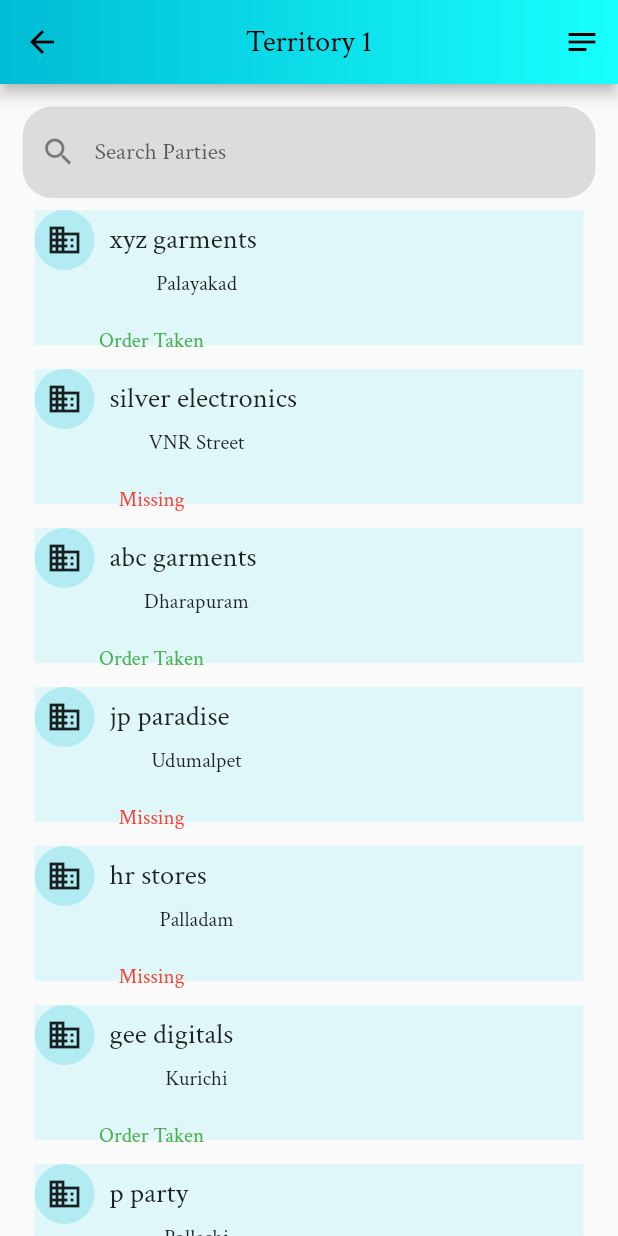
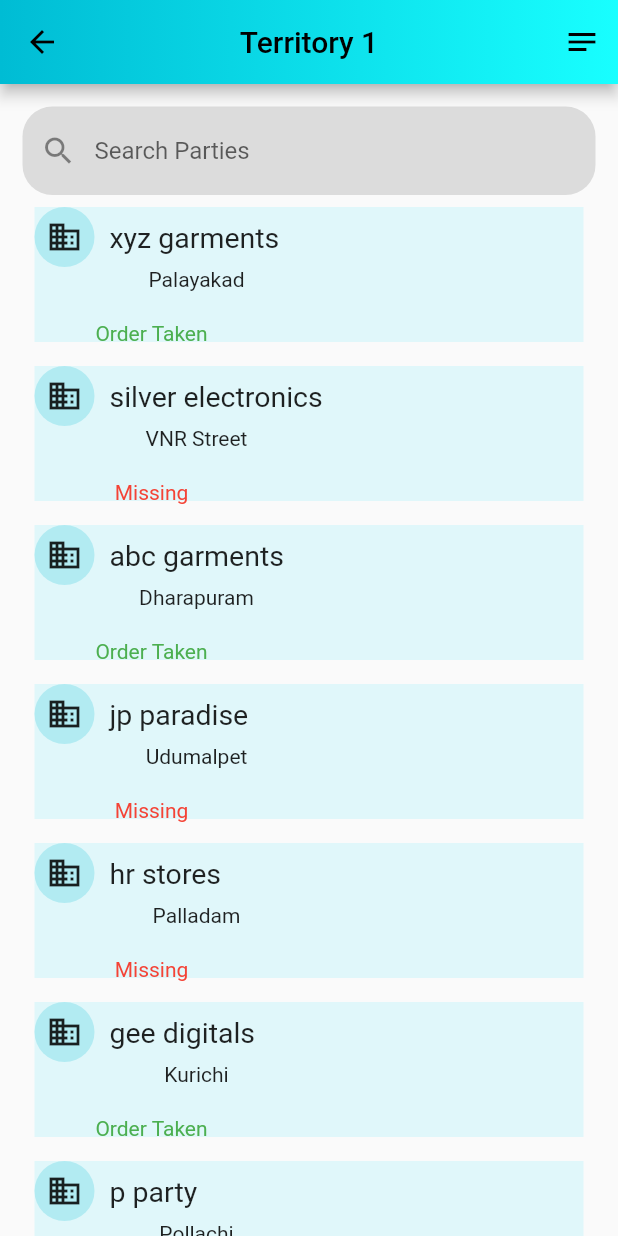
Before and after one commit to Srijenanithish/flutter_salesman, a Flutter app: the HomePage screen opened by its route, after a tap on "Territory 1", on a phone screen of 412 x 824 dp. Run offline on Flutter 3.47's test engine with Material 2 defaults, Android fonts, the phone set to English and light mode, and no system bars; our stand-ins replace flashy_tab_bar, form_field_validator, geocoding, geolocator, percent_indicator, shared_preferences and 1 more; missing offline and left inert: swipebuttonflutter; accounts and stored records are empty; network calls fail.

Commit message:
removed unwanted files

```diff
--- a/lib/main.dart
+++ b/lib/main.dart
@@ -15,7 +15,6 @@ import 'package:flutter_salesman/pages/Territory1.dart';
 import 'package:flutter_salesman/pages/Territory2.dart';
 import 'package:flutter_salesman/pages/itemdetails.dart';
 import 'package:flutter_salesman/utils/constants.dart';
-import 'package:google_fonts/google_fonts.dart';
 import 'package:shared_preferences/shared_preferences.dart';
 import 'package:splashscreen/splashscreen.dart';
 import 'pages/LoginForm.dart';
@@ -51,9 +50,6 @@ class MyApp extends StatelessWidget {
 
       title: 'Salesman App',
       theme: ThemeData(
-        textTheme: GoogleFonts.crimsonTextTextTheme(
-          Theme.of(context).textTheme,
-        ),
         primarySwatch: Colors.cyan,
         visualDensity: VisualDensity.adaptivePlatformDensity,
       ),
--- a/lib/pages/HomePage.dart
+++ b/lib/pages/HomePage.dart
@@ -6,7 +6,6 @@ import 'package:flutter_salesman/Sub_pages/runrate.dart';
 import 'package:flutter_salesman/pages/LoginForm.dart';
 import 'package:flutter_salesman/pages/Territory1.dart';
 import 'package:flutter_salesman/pages/Territory2.dart';
-import 'package:google_fonts/google_fonts.dart';
 import 'package:percent_indicator/percent_indicator.dart';
 import 'package:flutter_salesman/main.dart';
 import 'package:swipebuttonflutter/swipebuttonflutter.dart';
@@ -37,8 +36,6 @@ class MyHomePage extends State<HomePage> {
         centerTitle: true,
         title: Text(
           "Salesman App",
-          style:
-              GoogleFonts.openSans(fontStyle: FontStyle.normal, fontSize: 16),
         ),
         //backgroundColor: Colors.transparent,
         flexibleSpace: Container(
@@ -120,19 +117,16 @@ class MyHomePage extends State<HomePage> {
                               textAlign: TextAlign.center,
                               style: TextStyle(
                                 color: Colors.black,
-                                fontWeight: FontWeight.bold,
                               ),
                             )
                           : Text(
                               "Checked In",
                               textAlign: TextAlign.center,
-                              style: TextStyle(
-                                  color: Colors.black,
-                                  fontWeight: FontWeight.bold),
+                              style: TextStyle(color: Colors.black),
                             ),
                     ),
                   ),
-                ), //557639
+                ),
               ),
             ),
           ),
@@ -178,7 +172,8 @@ class MyHomePage extends State<HomePage> {
                                 Text(
                                   'Territory 1',
                                   style: TextStyle(
-                                    fontSize: 16,
+                                    fontSize: 20,
+                                    fontWeight: FontWeight.w700,
                                     color: Colors.black,
                                   ),
                                 ),
@@ -235,7 +230,8 @@ class MyHomePage extends State<HomePage> {
                                 Text(
                                   'Territory 2',
                                   style: TextStyle(
-                                    fontSize: 16,
+                                    fontSize: 20,
+                                    fontWeight: FontWeight.w700,
                                     color: Colors.black,
                                   ),
                                 ),
--- a/pubspec.yaml
+++ b/pubspec.yaml
@@ -31,14 +31,13 @@ dependencies:
   form_field_validator: ^1.1.0
   splashscreen: ^1.3.5
   percent_indicator: ^3.4.0
-  shared_preferences: ^2.0.8
+  shared_preferences: '>=0.5.12+2 <2.0.0'
   swipebuttonflutter: ^1.0.0
   flappy_search_bar: ^1.4.1
   flashy_tab_bar: ^0.0.3
   http: ^0.13.2
   geocoding: ^1.0.5
   geolocator: ^6.1.1
-  google_fonts: ^2.1.0
 
 dev_dependencies:
   flutter_test:
```
Also changed, not shown: pubspec.lock.
